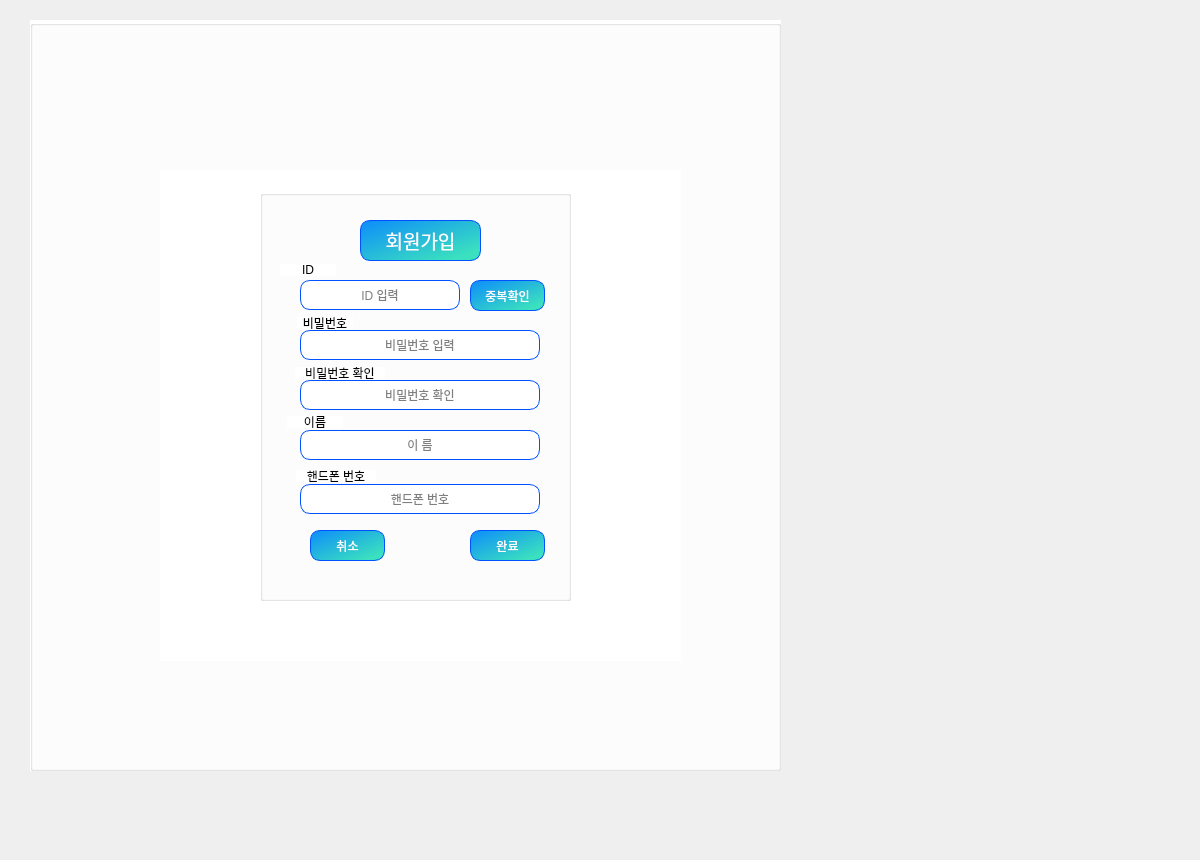
This is si_contents.ui in gitaeyu/Education_app as Qt 5 draws it before an edit. The edited form follows.
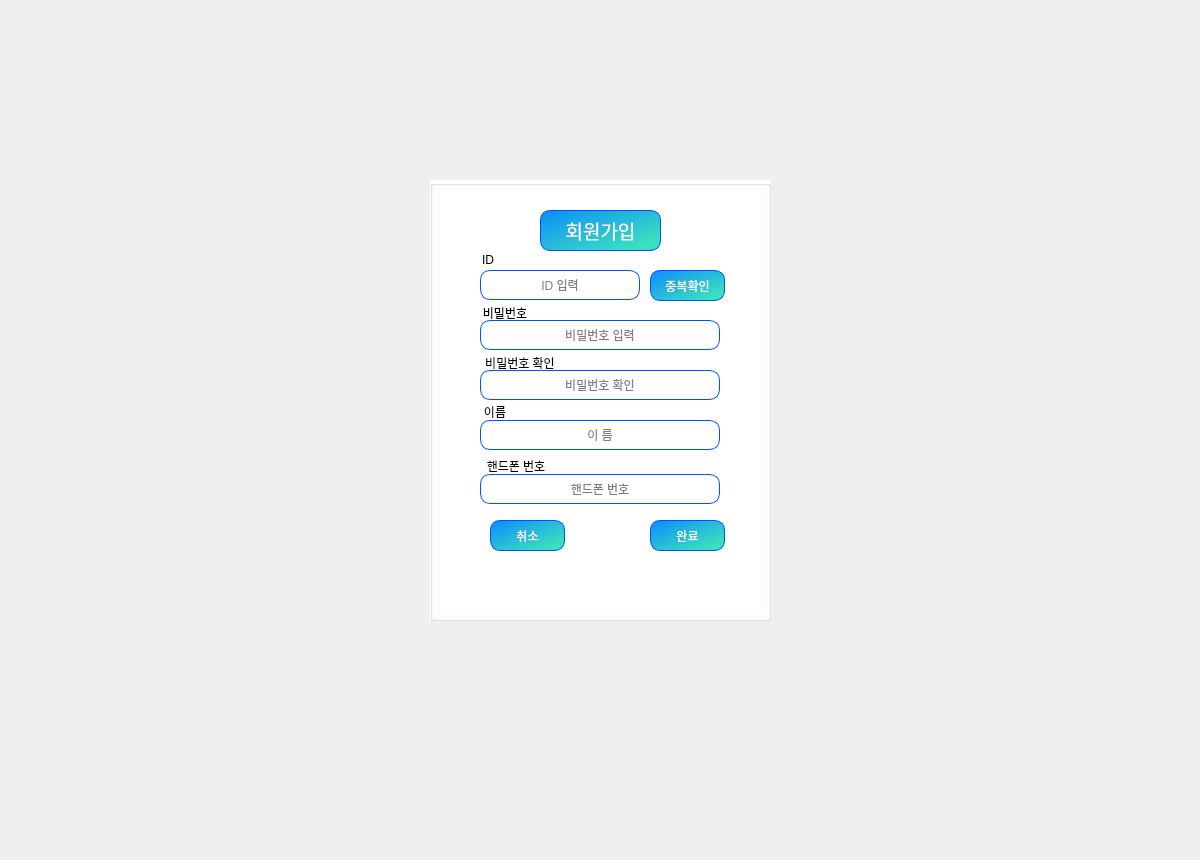
This is the edited form. The open tabs and pages were chosen to show the change.

Patch:
```diff
--- a/si_contents.ui
+++ b/si_contents.ui
@@ -29,10 +29,10 @@
     <widget class="QGroupBox" name="groupBox_5">
      <property name="geometry">
       <rect>
-       <x>30</x>
-       <y>20</y>
-       <width>751</width>
-       <height>751</height>
+       <x>430</x>
+       <y>180</y>
+       <width>341</width>
+       <height>441</height>
       </rect>
      </property>
      <property name="styleSheet">
@@ -44,10 +44,10 @@
      <widget class="QStackedWidget" name="stw_login_join">
       <property name="geometry">
        <rect>
-        <x>130</x>
-        <y>150</y>
-        <width>521</width>
-        <height>491</height>
+        <x>10</x>
+        <y>10</y>
+        <width>321</width>
+        <height>421</height>
        </rect>
       </property>
       <property name="currentIndex">
@@ -332,27 +332,43 @@
        </widget>
       </widget>
       <widget class="QWidget" name="page_33">
-       <widget class="QGroupBox" name="groupBox_6">
+       <widget class="QPushButton" name="btn_join_finish">
         <property name="geometry">
          <rect>
-          <x>100</x>
-          <y>20</y>
-          <width>311</width>
-          <height>411</height>
+          <x>210</x>
+          <y>330</y>
+          <width>75</width>
+          <height>31</height>
          </rect>
         </property>
         <property name="styleSheet">
-         <string notr="true">
-background-color:white;</string>
+         <string notr="true">QPushButton{
+color: white;
+background-color:qlineargradient(spread:pad, x1:0, y1:0, x2:0.857143, y2:0.857955, stop:0 rgba(13, 140, 251, 255), stop:1 rgba(58, 224, 191));
+	border-radius: 10px;
+border:1px solid rgb(0, 81, 255);
+}
+QPushButton:hover {
+color: white;
+	background-color: qlineargradient(spread:pad, x1:0, y1:0, x2:0.857143, y2:0.857955, stop:0 rgba(10, 242, 251, 255), stop:1 rgba(224, 6, 159, 255));
+	border-radius: 10px;}
+QPushButton:pressed {
+border: 3px solid rgb(0, 81, 255);
+color: white;
+	background-color: qlineargradient(spread:pad, x1:0, y1:0, x2:0.857143, y2:0.857955, stop:0 rgba(10, 242, 251, 255), stop:1 rgba(224, 6, 159, 255));
+	border-radius: 10px;}
+
+</string>
         </property>
-        <property name="title">
-         <string/>
+        <property name="text">
+         <string>완료</string>
         </property>
+       </widget>
         <widget class="QLabel" name="lb_login">
          <property name="geometry">
           <rect>
            <x>100</x>
-           <y>30</y>
+          <y>20</y>
            <width>121</width>
            <height>41</height>
           </rect>
@@ -376,89 +392,11 @@
           <set>Qt::AlignCenter</set>
          </property>
         </widget>
-        <widget class="QLineEdit" name="le_input_id">
-         <property name="geometry">
-          <rect>
-           <x>40</x>
-           <y>90</y>
-           <width>160</width>
-           <height>30</height>
-          </rect>
-         </property>
-         <property name="tabletTracking">
-          <bool>false</bool>
-         </property>
-         <property name="styleSheet">
-          <string notr="true">background:rgb(255, 255, 255);
-border:1px solid rgb(0, 81, 255);
-border-radius:10px;
-</string>
-         </property>
-         <property name="alignment">
-          <set>Qt::AlignCenter</set>
-         </property>
-         <property name="placeholderText">
-          <string>ID 입력</string>
-         </property>
-        </widget>
-        <widget class="QLineEdit" name="le_input_pw">
-         <property name="geometry">
-          <rect>
-           <x>40</x>
-           <y>140</y>
-           <width>240</width>
-           <height>30</height>
-          </rect>
-         </property>
-         <property name="tabletTracking">
-          <bool>false</bool>
-         </property>
-         <property name="styleSheet">
-          <string notr="true">background:rgb(255, 255, 255);
-border:1px solid rgb(0, 81, 255);
-border-radius:10px;
-</string>
-         </property>
-         <property name="echoMode">
-          <enum>QLineEdit::Password</enum>
-         </property>
-         <property name="alignment">
-          <set>Qt::AlignCenter</set>
-         </property>
-         <property name="placeholderText">
-          <string>비밀번호 입력</string>
-         </property>
-        </widget>
-        <widget class="QLineEdit" name="le_check_pw">
-         <property name="geometry">
-          <rect>
-           <x>40</x>
-           <y>190</y>
-           <width>240</width>
-           <height>30</height>
-          </rect>
-         </property>
-         <property name="styleSheet">
-          <string notr="true">background:rgb(255, 255, 255);
-border:1px solid rgb(0, 81, 255);
-border-radius:10px;
-</string>
-         </property>
-         <property name="echoMode">
-          <enum>QLineEdit::Password</enum>
-         </property>
-         <property name="alignment">
-          <set>Qt::AlignCenter</set>
-         </property>
-         <property name="placeholderText">
-          <string>비밀번호 확인</string>
-         </property>
-        </widget>
         <widget class="QLineEdit" name="le_input_name">
          <property name="geometry">
           <rect>
            <x>40</x>
-           <y>240</y>
+          <y>230</y>
            <width>240</width>
            <height>30</height>
           </rect>
@@ -476,11 +414,52 @@
           <string>이 름</string>
          </property>
         </widget>
+       <widget class="QLabel" name="lb_phonenum">
+        <property name="geometry">
+         <rect>
+          <x>36</x>
+          <y>270</y>
+          <width>80</width>
+          <height>12</height>
+         </rect>
+        </property>
+        <property name="text">
+         <string>핸드폰 번호</string>
+        </property>
+        <property name="alignment">
+         <set>Qt::AlignCenter</set>
+        </property>
+       </widget>
+       <widget class="QLineEdit" name="le_input_id">
+        <property name="geometry">
+         <rect>
+          <x>40</x>
+          <y>80</y>
+          <width>160</width>
+          <height>30</height>
+         </rect>
+        </property>
+        <property name="tabletTracking">
+         <bool>false</bool>
+        </property>
+        <property name="styleSheet">
+         <string notr="true">background:rgb(255, 255, 255);
+border:1px solid rgb(0, 81, 255);
+border-radius:10px;
+</string>
+        </property>
+        <property name="alignment">
+         <set>Qt::AlignCenter</set>
+        </property>
+        <property name="placeholderText">
+         <string>ID 입력</string>
+        </property>
+       </widget>
         <widget class="QPushButton" name="btn_check_id">
          <property name="geometry">
           <rect>
            <x>210</x>
-           <y>90</y>
+          <y>80</y>
            <width>75</width>
            <height>31</height>
           </rect>
@@ -508,11 +487,36 @@
           <string>중복확인</string>
          </property>
         </widget>
+       <widget class="QLineEdit" name="le_check_pw">
+        <property name="geometry">
+         <rect>
+          <x>40</x>
+          <y>180</y>
+          <width>240</width>
+          <height>30</height>
+         </rect>
+        </property>
+        <property name="styleSheet">
+         <string notr="true">background:rgb(255, 255, 255);
+border:1px solid rgb(0, 81, 255);
+border-radius:10px;
+</string>
+        </property>
+        <property name="echoMode">
+         <enum>QLineEdit::Password</enum>
+        </property>
+        <property name="alignment">
+         <set>Qt::AlignCenter</set>
+        </property>
+        <property name="placeholderText">
+         <string>비밀번호 확인</string>
+        </property>
+       </widget>
         <widget class="QPushButton" name="btn_cancle">
          <property name="geometry">
           <rect>
            <x>50</x>
-           <y>340</y>
+          <y>330</y>
            <width>75</width>
            <height>31</height>
           </rect>
@@ -540,59 +544,70 @@
           <string>취소</string>
          </property>
         </widget>
-        <widget class="QPushButton" name="btn_join_finish">
+       <widget class="QLineEdit" name="le_input_pw">
          <property name="geometry">
           <rect>
-           <x>210</x>
-           <y>340</y>
-           <width>75</width>
-           <height>31</height>
-          </rect>
-         </property>
+          <x>40</x>
+          <y>130</y>
+          <width>240</width>
+          <height>30</height>
+         </rect>
+        </property>
+        <property name="tabletTracking">
+         <bool>false</bool>
+        </property>
          <property name="styleSheet">
-          <string notr="true">QPushButton{
-color: white;
-background-color:qlineargradient(spread:pad, x1:0, y1:0, x2:0.857143, y2:0.857955, stop:0 rgba(13, 140, 251, 255), stop:1 rgba(58, 224, 191));
-	border-radius: 10px;
+         <string notr="true">background:rgb(255, 255, 255);
 border:1px solid rgb(0, 81, 255);
-}
-QPushButton:hover {
-color: white;
-	background-color: qlineargradient(spread:pad, x1:0, y1:0, x2:0.857143, y2:0.857955, stop:0 rgba(10, 242, 251, 255), stop:1 rgba(224, 6, 159, 255));
-	border-radius: 10px;}
-QPushButton:pressed {
-border: 3px solid rgb(0, 81, 255);
-color: white;
-	background-color: qlineargradient(spread:pad, x1:0, y1:0, x2:0.857143, y2:0.857955, stop:0 rgba(10, 242, 251, 255), stop:1 rgba(224, 6, 159, 255));
-	border-radius: 10px;}
-
+border-radius:10px;
 </string>
          </property>
-         <property name="text">
-          <string>완료</string>
-         </property>
-        </widget>
-        <widget class="QLabel" name="lb_id">
+        <property name="echoMode">
+         <enum>QLineEdit::Password</enum>
+        </property>
+        <property name="alignment">
+         <set>Qt::AlignCenter</set>
+        </property>
+        <property name="placeholderText">
+         <string>비밀번호 입력</string>
+        </property>
+       </widget>
+       <widget class="QLineEdit" name="le_phonenum">
          <property name="geometry">
           <rect>
-           <x>20</x>
-           <y>74</y>
-           <width>56</width>
-           <height>12</height>
-          </rect>
-         </property>
-         <property name="text">
-          <string>ID</string>
+          <x>40</x>
+          <y>284</y>
+          <width>240</width>
+          <height>30</height>
+         </rect>
+        </property>
+        <property name="tabletTracking">
+         <bool>false</bool>
+        </property>
+        <property name="focusPolicy">
+         <enum>Qt::StrongFocus</enum>
+        </property>
+        <property name="styleSheet">
+         <string notr="true">background:rgb(255, 255, 255);
+border:1px solid rgb(0, 81, 255);
+border-radius:10px;
+</string>
+        </property>
+        <property name="inputMethodHints">
+         <set>Qt::ImhNone</set>
          </property>
          <property name="alignment">
           <set>Qt::AlignCenter</set>
          </property>
+        <property name="placeholderText">
+         <string>핸드폰 번호</string>
+        </property>
         </widget>
         <widget class="QLabel" name="lb_pw">
          <property name="geometry">
           <rect>
            <x>37</x>
-           <y>127</y>
+          <y>117</y>
            <width>56</width>
            <height>12</height>
           </rect>
@@ -604,11 +619,43 @@
           <set>Qt::AlignCenter</set>
          </property>
         </widget>
+       <widget class="QLabel" name="lb_id">
+        <property name="geometry">
+         <rect>
+          <x>20</x>
+          <y>64</y>
+          <width>56</width>
+          <height>12</height>
+         </rect>
+        </property>
+        <property name="text">
+         <string>ID</string>
+        </property>
+        <property name="alignment">
+         <set>Qt::AlignCenter</set>
+        </property>
+       </widget>
+       <widget class="QLabel" name="lb_nick">
+        <property name="geometry">
+         <rect>
+          <x>27</x>
+          <y>216</y>
+          <width>56</width>
+          <height>12</height>
+         </rect>
+        </property>
+        <property name="text">
+         <string>이름</string>
+        </property>
+        <property name="alignment">
+         <set>Qt::AlignCenter</set>
+        </property>
+       </widget>
         <widget class="QLabel" name="lb_check_pw">
          <property name="geometry">
           <rect>
            <x>35</x>
-           <y>177</y>
+          <y>167</y>
            <width>90</width>
            <height>12</height>
           </rect>
@@ -620,73 +667,24 @@
           <set>Qt::AlignCenter</set>
          </property>
         </widget>
-        <widget class="QLabel" name="lb_nick">
-         <property name="geometry">
-          <rect>
-           <x>27</x>
-           <y>226</y>
-           <width>56</width>
-           <height>12</height>
-          </rect>
-         </property>
-         <property name="text">
-          <string>이름</string>
-         </property>
-         <property name="alignment">
-          <set>Qt::AlignCenter</set>
-         </property>
-        </widget>
-        <widget class="QLineEdit" name="le_phonenum">
-         <property name="geometry">
-          <rect>
-           <x>40</x>
-           <y>294</y>
-           <width>240</width>
-           <height>30</height>
-          </rect>
-         </property>
-         <property name="tabletTracking">
-          <bool>false</bool>
-         </property>
-         <property name="focusPolicy">
-          <enum>Qt::StrongFocus</enum>
-         </property>
-         <property name="styleSheet">
-          <string notr="true">background:rgb(255, 255, 255);
-border:1px solid rgb(0, 81, 255);
-border-radius:10px;
-</string>
-         </property>
-         <property name="inputMethodHints">
-          <set>Qt::ImhNone</set>
-         </property>
-         <property name="alignment">
-          <set>Qt::AlignCenter</set>
-         </property>
-         <property name="placeholderText">
-          <string>핸드폰 번호</string>
-         </property>
-        </widget>
-        <widget class="QLabel" name="lb_phonenum">
+      </widget>
+     </widget>
+    </widget>
+    <widget class="QLabel" name="background_label">
          <property name="geometry">
           <rect>
-           <x>36</x>
-           <y>280</y>
-           <width>80</width>
-           <height>12</height>
+       <x>10</x>
+       <y>0</y>
+       <width>1200</width>
+       <height>860</height>
           </rect>
          </property>
          <property name="text">
-          <string>핸드폰 번호</string>
-         </property>
-         <property name="alignment">
-          <set>Qt::AlignCenter</set>
-         </property>
-        </widget>
-       </widget>
-      </widget>
-     </widget>
-    </widget>
+      <string/>
+     </property>
+    </widget>
+    <zorder>background_label</zorder>
+    <zorder>groupBox_5</zorder>
    </widget>
    <widget class="QWidget" name="page_2">
     <widget class="QStackedWidget" name="stw_contents">
```
Left out of the diff: 50 changed lines with no effect on the pictures. Lines whose indentation alone changed are shown as unchanged.
